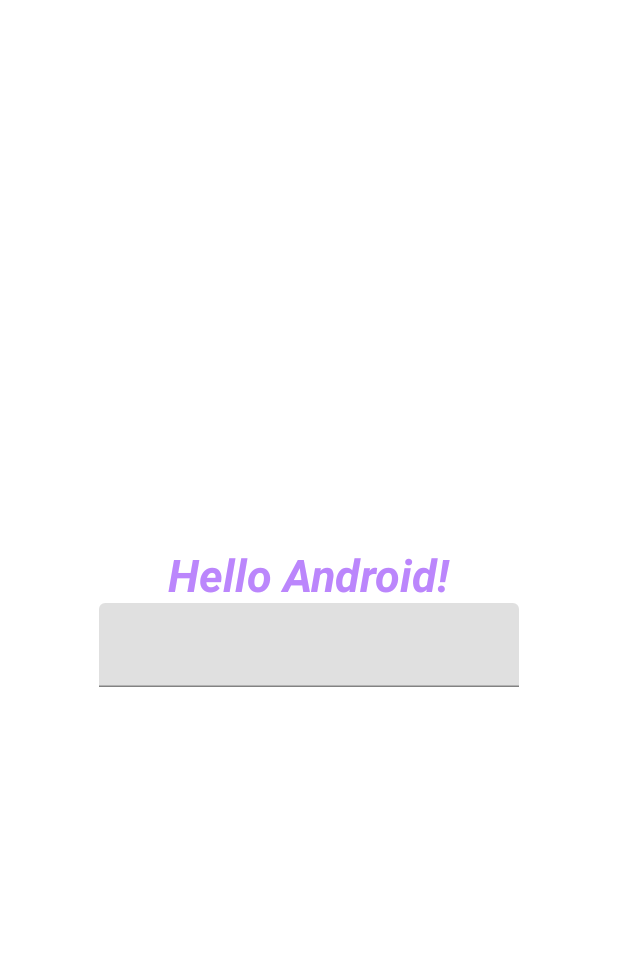
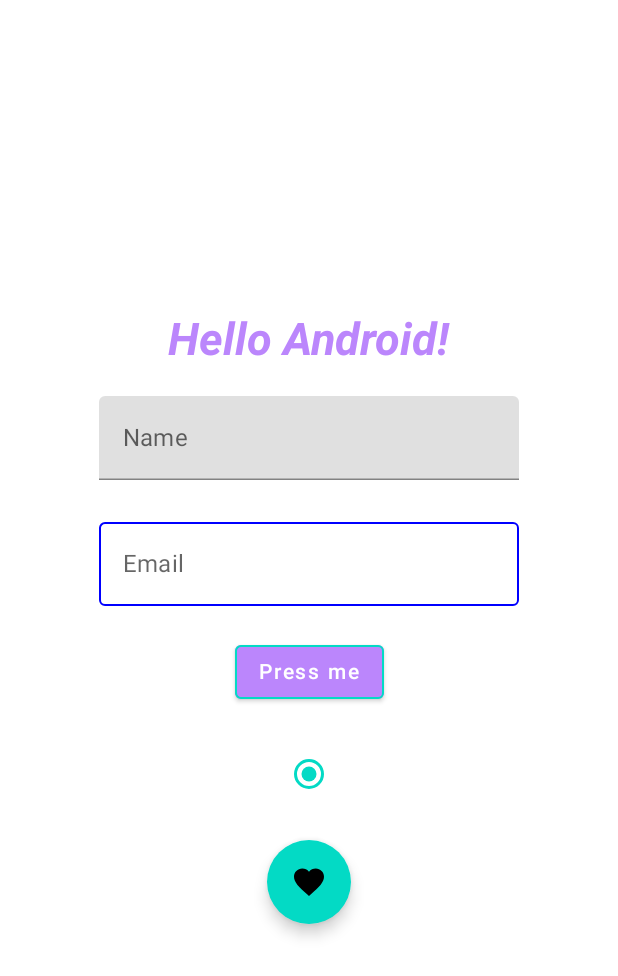
Before and after one commit to erikfloresq/tryJetpackCompose, an Android app built with Jetpack Compose: the screen it shows after launch (MainActivity), on a phone screen of 412 x 824 dp. Shown: the top 976 px of the screen. Run offline under Robolectric (Android 15) with nearby library versions, the phone set to English and light mode, and no system bars.

Commit message:
Add more basics

```diff
--- a/JetBasics/app/src/main/java/dev/erikflores/jetbasics/MainActivity.kt
+++ b/JetBasics/app/src/main/java/dev/erikflores/jetbasics/MainActivity.kt
@@ -1,25 +1,31 @@
 package dev.erikflores.jetbasics
 
 import android.os.Bundle
+import android.widget.RadioGroup
 import androidx.activity.ComponentActivity
 import androidx.activity.compose.setContent
-import androidx.compose.foundation.layout.Arrangement
-import androidx.compose.foundation.layout.Column
-import androidx.compose.foundation.layout.fillMaxSize
-import androidx.compose.foundation.layout.fillMaxWidth
-import androidx.compose.material.MaterialTheme
-import androidx.compose.material.Surface
-import androidx.compose.material.Text
-import androidx.compose.material.TextField
+import androidx.compose.foundation.BorderStroke
+import androidx.compose.foundation.layout.*
+import androidx.compose.foundation.text.KeyboardOptions
+import androidx.compose.material.*
+import androidx.compose.material.icons.Icons
+import androidx.compose.material.icons.filled.Favorite
 import androidx.compose.runtime.Composable
 import androidx.compose.runtime.mutableStateOf
 import androidx.compose.runtime.remember
 import androidx.compose.ui.Alignment
 import androidx.compose.ui.Modifier
+import androidx.compose.ui.graphics.Color
+import androidx.compose.ui.graphics.Color.Companion.Blue
+import androidx.compose.ui.graphics.Color.Companion.Green
+import androidx.compose.ui.graphics.Color.Companion.Yellow
 import androidx.compose.ui.res.colorResource
+import androidx.compose.ui.res.stringResource
 import androidx.compose.ui.text.font.FontStyle
 import androidx.compose.ui.text.font.FontWeight
+import androidx.compose.ui.text.input.KeyboardType
 import androidx.compose.ui.tooling.preview.Preview
+import androidx.compose.ui.unit.dp
 import androidx.compose.ui.unit.sp
 import dev.erikflores.jetbasics.ui.theme.JetBasicsTheme
 
@@ -46,12 +52,18 @@
     ) {
         TextElement(name)
         TextFieldElement()
+        OutTextFieldElement()
+        MyButton()
+        MyRadioButton()
+        MyFloatingActionButton()
     }
 }
 
 @Composable
 fun TextElement(name: String) {
-    Text(text = "Hello $name!",
+    Text(
+        text = "Hello $name!",
+        modifier = Modifier.padding(10.dp),
         fontStyle = FontStyle.Italic,
         color = colorResource(id = R.color.purple_200),
         fontSize = 30.sp,
@@ -63,12 +75,80 @@
 fun TextFieldElement() {
     val textValue = remember { mutableStateOf("") }
     TextField(
+        modifier = Modifier.padding(10.dp),
         value = textValue.value,
         onValueChange = {
             textValue.value = it
         },
-        label = {}
+        label = { Text(stringResource(id = R.string.name_form)) }
     )
+}
+
+@Composable
+fun OutTextFieldElement() {
+    val textValue = remember { mutableStateOf("") }
+    OutlinedTextField(
+        modifier = Modifier.padding(10.dp),
+        value = textValue.value,
+        onValueChange = {
+            textValue.value = it
+        },
+        label =  { Text(stringResource(id = R.string.email_form)) },
+        colors = TextFieldDefaults.outlinedTextFieldColors(
+            focusedBorderColor = Green,
+            unfocusedBorderColor = Blue
+        ),
+        keyboardOptions = KeyboardOptions.Default.copy(keyboardType = KeyboardType.Email)
+    )
+}
+
+@Composable
+fun MyButton() {
+    Button(
+        modifier = Modifier.padding(10.dp),
+        onClick = {},
+        colors = ButtonDefaults.buttonColors(backgroundColor = colorResource(id = R.color.purple_200)),
+        border = BorderStroke(1.dp, color = colorResource(id = R.color.teal_200))
+    ) {
+        Text(
+            text = "Press me",
+            color = Color.White
+        )
+    }
+}
+
+@Composable
+fun MyRadioButton() {
+    val selectedButton = remember { mutableStateOf(0) }
+    RadioButton(
+        modifier = Modifier.padding(10.dp),
+        colors = RadioButtonDefaults.colors(
+            selectedColor = colorResource(id = R.color.teal_200),
+            unselectedColor = colorResource(id = R.color.purple_200),
+            disabledColor = colorResource(id = R.color.purple_500)
+        ),
+        selected = true,
+        onClick = { selectedButton.value }
+    )
+}
+
+@Composable
+fun MyFloatingActionButton() {
+//    ExtendedFloatingActionButton(
+//        onClick = {},
+//        backgroundColor = colorResource(id = R.color.purple_500),
+//        contentColor = Color.White,
+//        icon = {
+//            Icon(Icons.Filled.Favorite, "")
+//        },
+//        text = { }
+//    )
+    FloatingActionButton(
+        modifier = Modifier.padding(10.dp),
+        onClick = {}
+    ) {
+        Icon(Icons.Filled.Favorite, "")
+    }
 }
 
 @Preview(showBackground = true)
--- a/JetBasics/app/src/main/res/values/strings.xml
+++ b/JetBasics/app/src/main/res/values/strings.xml
@@ -1,3 +1,5 @@
 <resources>
     <string name="app_name">JetBasics</string>
+    <string name="name_form">Name</string>
+    <string name="email_form">Email</string>
 </resources>
```
